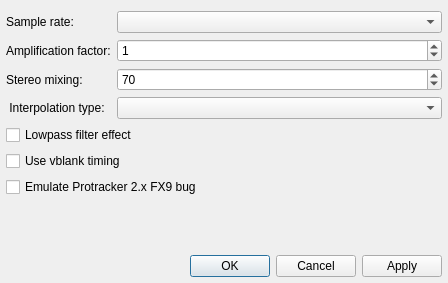
The window that qmmp/src/plugins/Input/xmp/xmpsettingsdialog.ui (prinsbert/qmmp-dev) describes before a commit, drawn with Qt 5.
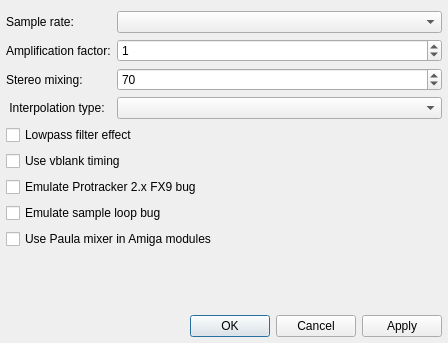
The same window after the commit.

Commit message: xmp: new options: "Emulate sample loop bug" and "Use Paula mixer in Amiga modules"

```diff
--- a/qmmp/src/plugins/Input/xmp/xmpsettingsdialog.ui
+++ b/qmmp/src/plugins/Input/xmp/xmpsettingsdialog.ui
@@ -7,7 +7,7 @@
     <x>0</x>
     <y>0</y>
     <width>448</width>
-    <height>283</height>
+    <height>343</height>
    </rect>
   </property>
   <property name="windowTitle">
@@ -103,6 +103,20 @@
      <item row="0" column="1">
       <widget class="QComboBox" name="srateComboBox"/>
      </item>
+     <item row="7" column="0" colspan="2">
+      <widget class="QCheckBox" name="fixLoopCheckBox">
+       <property name="text">
+        <string>Emulate sample loop bug</string>
+       </property>
+      </widget>
+     </item>
+     <item row="8" column="0" colspan="2">
+      <widget class="QCheckBox" name="a500CheckBox">
+       <property name="text">
+        <string>Use Paula mixer in Amiga modules</string>
+       </property>
+      </widget>
+     </item>
     </layout>
    </item>
    <item>
```
The commit also changes 3 other files.
